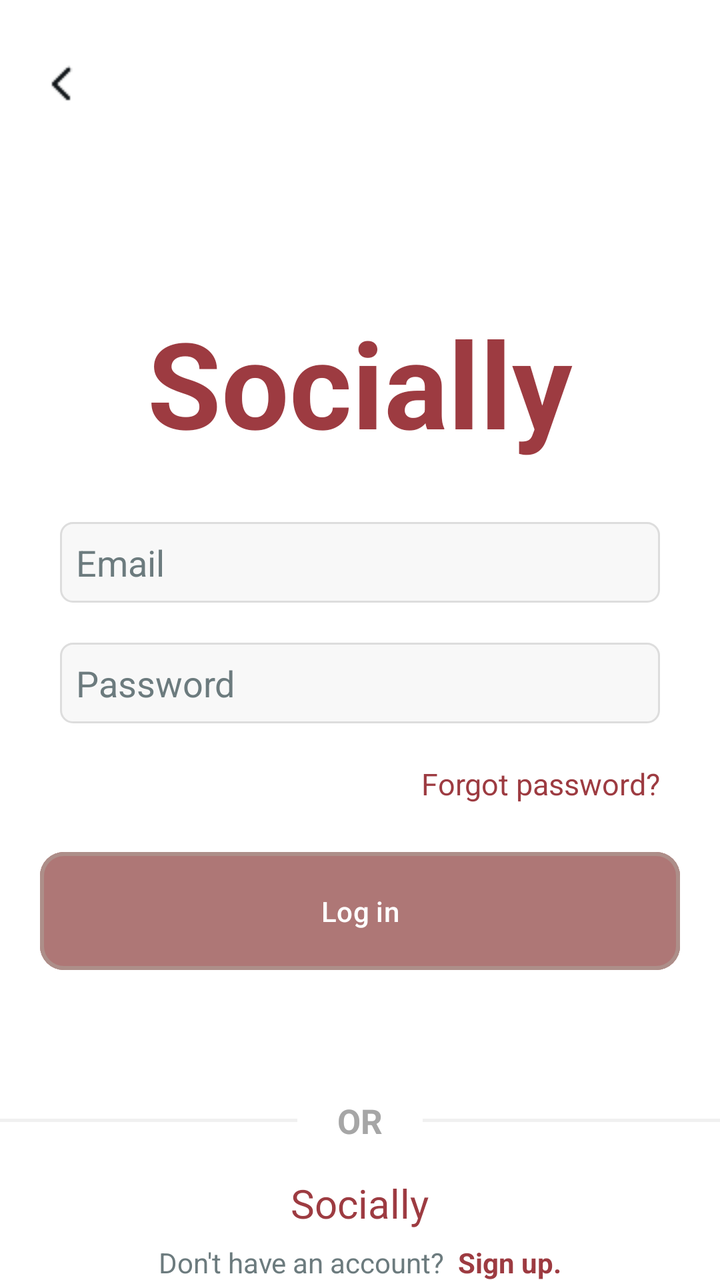
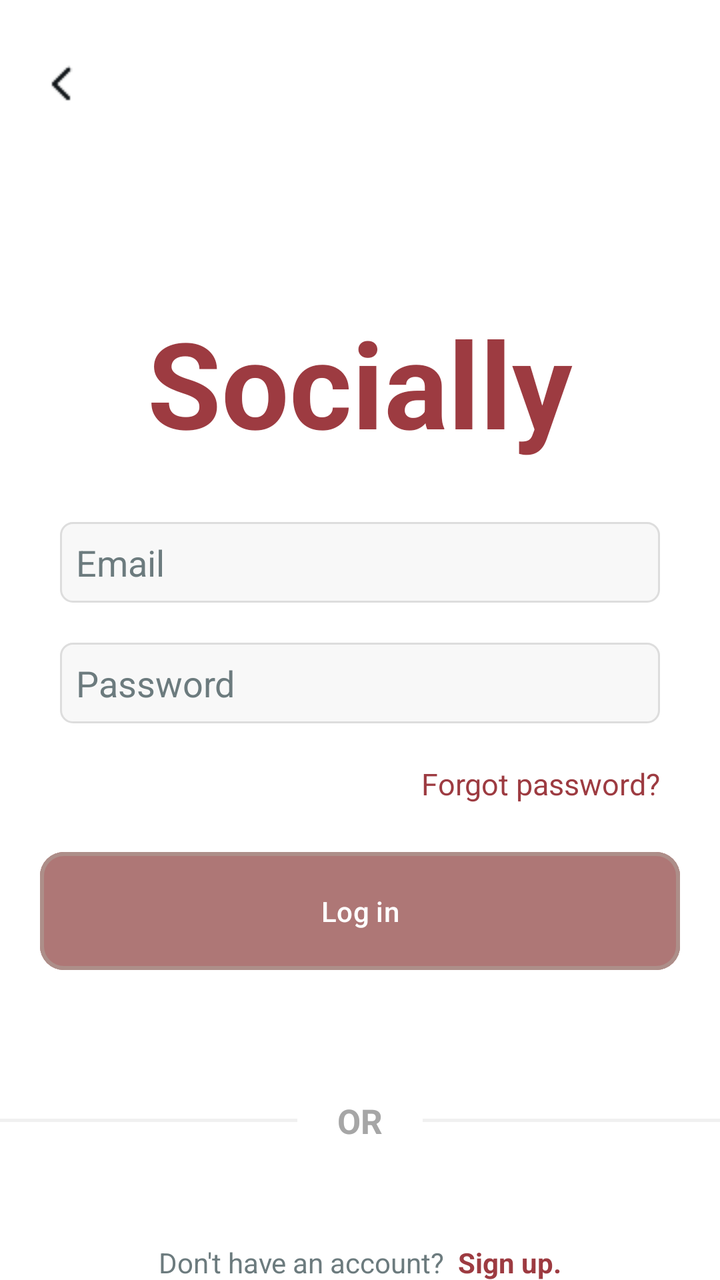

An Android layout rendered at two revisions. The XML below is the earlier revision; the diff shows what the commit changed to produce the second picture.
<!-- AndroidManifest.xml: application theme Theme._23I0761_23I0765 -->
<!-- res/layout/activity_main4.xml -->
<?xml version="1.0" encoding="utf-8"?>
<RelativeLayout xmlns:android="http://schemas.android.com/apk/res/android"
    xmlns:app="http://schemas.android.com/apk/res-auto"
    xmlns:tools="http://schemas.android.com/tools"
    android:id="@+id/main"
    android:layout_width="match_parent"
    android:layout_height="match_parent"
    tools:context=".MainActivity4"
    android:background="@color/white"
    >

<ImageView
    android:layout_width="wrap_content"
    android:layout_height="wrap_content"
    android:layout_alignParentStart="true"
    android:src="@drawable/chevronleft"
    android:layout_marginTop="30dp"
    android:layout_marginLeft="20dp"
    />

    <RelativeLayout
        android:layout_width="match_parent"
        android:layout_height="wrap_content"
        android:layout_centerInParent="true"
        android:id="@+id/part"
        >
        <TextView
            android:layout_width="wrap_content"
            android:layout_height="wrap_content"
            android:text="Socially"
            android:textSize="60sp"
            android:textColor="@color/SMD"
            android:textStyle="bold"
           android:id="@+id/social"
            android:layout_centerHorizontal="true"

            />

        <EditText

            android:layout_width="match_parent"
            android:layout_height="wrap_content"
            android:background="@drawable/edit_text"
            android:layout_below="@id/social"
            android:layout_marginHorizontal="30dp"
            android:id="@+id/email"
            android:textColor="@color/black"
            android:layout_marginTop="30dp"
            android:textColorHint="@color/grey"
            android:hint="Email"
            />

        <EditText
            android:hint="Password"
            android:layout_width="match_parent"
            android:layout_height="wrap_content"
            android:background="@drawable/edit_text"
            android:layout_below="@id/email"
            android:textColor="@color/black"
            android:textColorHint="@color/grey"
            android:layout_marginHorizontal="30dp"
           android:layout_marginTop="20dp"
            android:inputType="textPassword"
            android:id="@+id/password"
            />

        <TextView
            android:layout_width="wrap_content"
            android:layout_height="wrap_content"
            android:layout_below="@id/password"
            android:text="Forgot password?"
            android:textSize="15sp"
            android:layout_alignParentRight="true"
            android:layout_marginTop="20dp"
            android:textColor="@color/SMD"
            android:layout_marginHorizontal="30dp"
            android:id="@+id/forgot"
            />

        <com.google.android.material.button.MaterialButton
            android:layout_below="@+id/forgot"
            android:layout_width="match_parent"
            android:layout_gravity="center_horizontal"
            android:layout_height="wrap_content"
            android:padding="20dp"
            android:layout_marginHorizontal="20dp"
            android:text="Log in"
            android:textColor="@color/white"
            android:backgroundTint="@color/btn"
            app:strokeColor="@color/border"
            app:strokeWidth="2dp"
            app:cornerRadius="12dp"
            android:layout_marginTop="20dp"
            android:id="@+id/login_button"
            />

    </RelativeLayout>

    <RelativeLayout
        android:layout_width="match_parent"
        android:layout_height="wrap_content"
        android:layout_below="@id/part"
        android:id="@+id/part2"
        >

        <LinearLayout
            android:layout_width="match_parent"
            android:layout_height="wrap_content"
            android:id="@+id/or"
            android:layout_marginTop="60dp"
            android:gravity="center">

            <View
                android:layout_width="150dp"
                android:layout_height="1.5dp"
                android:background="#F0F0F0"
                android:layout_marginRight="20dp"/>

            <TextView
                android:layout_width="wrap_content"
                android:layout_height="wrap_content"
                android:layout_marginRight="20dp"
                android:text="OR"
                android:textColor="#A6A6A6"
                android:textStyle="bold"
                android:textSize="17sp"/>

            <View
                android:layout_width="150dp"
                android:layout_height="1.5dp"
                android:background="#F0F0F0"/>
        </LinearLayout>

        <RelativeLayout
            android:layout_width="match_parent"
            android:layout_height="wrap_content"
            android:layout_below="@id/or"
            android:layout_marginTop="50dp"
            android:gravity="center">
            <TextView
                android:layout_width="wrap_content"
                android:layout_height="wrap_content"

                android:text="Don't have an account? "
                android:textColor="@color/grey"
                android:gravity="center"
                android:layout_centerHorizontal="true"
                android:id="@+id/account"
                />

            <TextView
                android:layout_toRightOf="@id/account"
                android:layout_width="wrap_content"
                android:layout_height="wrap_content"
                android:text=" Sign up."
                android:textStyle="bold"
                android:textColor="@color/SMD"
                />


    </RelativeLayout>
    </RelativeLayout>

    <RelativeLayout
        android:layout_width="match_parent"
        android:layout_height="wrap_content"
        android:layout_below="@id/part2"
        >

        <View
            android:layout_width="match_parent"
            android:layout_height="1dp"
            android:background="@color/view"
            android:layout_alignParentTop="true"
            android:layout_marginBottom="15dp"
            android:layout_marginHorizontal="40dp"
            android:layout_marginTop="50dp"
            />


    </RelativeLayout>

    <TextView
        android:id="@+id/last"
        android:layout_width="wrap_content"
        android:layout_height="wrap_content"
        android:text="Socially"
        android:textColor="@color/SMD"
        android:textSize="20sp"
        android:layout_alignParentBottom="true"
        android:layout_marginBottom="25dp"
        android:layout_centerHorizontal="true"

        />
    </RelativeLayout>
<!-- resources referenced by this layout -->
<resources>
  <color name="SMD">#9D3B41</color>
  <color name="black">#FF000000</color>
  <color name="border">#AD8E89</color>
  <color name="btn">#AE7776</color>
  <color name="grey">#6C7B7E</color>
  <color name="view">#E0E0E0</color>
  <color name="white">#FFFFFFFF</color>
  <!-- drawable chevronleft: png bitmap (drawable, 249 bytes) -->
  <!-- drawable edit_text (drawable) -->
  <shape xmlns:android="http://schemas.android.com/apk/res/android"
      android:shape="rectangle">
      <solid android:color="#F8F8F8"/>
      <stroke android:color="#DDDDDD" android:width="1dp"/>
      <corners android:radius="6dp"/>
      <padding android:left="8dp" android:top="8dp" android:right="8dp" android:bottom="8dp"/>
  </shape>
  <style name="Theme._23I0761_23I0765" parent="Base.Theme._23I0761_23I0765" />
  <style name="Base.Theme._23I0761_23I0765" parent="Theme.Material3.DayNight.NoActionBar">
          
          
      </style>
</resources>

<!-- the commit's change to res/layout/activity_main4.xml (unified diff, before → after) -->
@@ -78,7 +78,7 @@
             />
 
         <com.google.android.material.button.MaterialButton
-            android:layout_below="@+id/forgot"
+            android:layout_below="@id/forgot"
             android:layout_width="match_parent"
             android:layout_gravity="center_horizontal"
             android:layout_height="wrap_content"
@@ -154,6 +154,7 @@
                 android:layout_height="wrap_content"
                 android:text=" Sign up."
                 android:textStyle="bold"
+                android:id="@+id/signup"
                 android:textColor="@color/SMD"
                 />
 
@@ -161,35 +162,35 @@
     </RelativeLayout>
     </RelativeLayout>
 
-    <RelativeLayout
-        android:layout_width="match_parent"
-        android:layout_height="wrap_content"
-        android:layout_below="@id/part2"
-        >
 
-        <View
-            android:layout_width="match_parent"
-            android:layout_height="1dp"
-            android:background="@color/view"
-            android:layout_alignParentTop="true"
-            android:layout_marginBottom="15dp"
-            android:layout_marginHorizontal="40dp"
-            android:layout_marginTop="50dp"
-            />
+
+
+
+
+
+
+
+
+
+
+
+
+
+
+
+
+
+
+
+
+
+
+
+
+
+
+
+
 
 
     </RelativeLayout>
-
-    <TextView
-        android:id="@+id/last"
-        android:layout_width="wrap_content"
-        android:layout_height="wrap_content"
-        android:text="Socially"
-        android:textColor="@color/SMD"
-        android:textSize="20sp"
-        android:layout_alignParentBottom="true"
-        android:layout_marginBottom="25dp"
-        android:layout_centerHorizontal="true"
-
-        />
-    </RelativeLayout>
<!-- resource entries referenced after the edit -->
@@ -5,7 +5,6 @@
   <color name="border">#AD8E89</color>
   <color name="btn">#AE7776</color>
   <color name="grey">#6C7B7E</color>
-  <color name="view">#E0E0E0</color>
   <color name="white">#FFFFFFFF</color>
   <!-- drawable chevronleft: png bitmap (drawable, 249 bytes) -->
   <!-- drawable edit_text (drawable) -->
